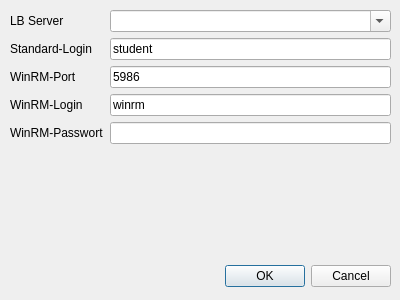
This is ui/configDialog.ui in greenorca/ECMan as Qt 5 draws it before an edit. The edited form follows.
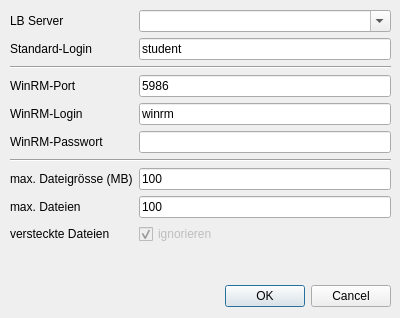
This is the edited form.

Commit message: fertig aus ende. windows pyinstaller build geht nicht (mehr)

The edit to the form file:
```diff
--- a/ui/configDialog.ui
+++ b/ui/configDialog.ui
@@ -7,7 +7,7 @@
     <x>0</x>
     <y>0</y>
     <width>400</width>
-    <height>300</height>
+    <height>318</height>
    </rect>
   </property>
   <property name="windowTitle">
@@ -16,9 +16,9 @@
   <widget class="QDialogButtonBox" name="buttonBox">
    <property name="geometry">
     <rect>
-     <x>50</x>
-     <y>260</y>
-     <width>341</width>
+     <x>10</x>
+     <y>280</y>
+     <width>381</width>
      <height>32</height>
     </rect>
    </property>
@@ -35,7 +35,7 @@
      <x>10</x>
      <y>10</y>
      <width>381</width>
-     <height>241</height>
+     <height>268</height>
     </rect>
    </property>
    <layout class="QFormLayout" name="formLayout">
@@ -71,13 +71,27 @@
      </widget>
     </item>
     <item row="3" column="0">
+     <widget class="QLabel" name="label_5">
+      <property name="text">
+       <string>WinRM-Port</string>
+      </property>
+     </widget>
+    </item>
+    <item row="3" column="1">
+     <widget class="QLineEdit" name="lineEdit_winRmPort">
+      <property name="text">
+       <string>5986</string>
+      </property>
+     </widget>
+    </item>
+    <item row="4" column="0">
      <widget class="QLabel" name="label_3">
       <property name="text">
        <string>WinRM-Login</string>
       </property>
      </widget>
     </item>
-    <item row="3" column="1">
+    <item row="4" column="1">
      <widget class="QLineEdit" name="lineEdit_winRmUser">
       <property name="toolTip">
        <string>Benutzername für Remotezugriff (wie im Konfigskript für Client-PCs)</string>
@@ -87,14 +101,14 @@
       </property>
      </widget>
     </item>
-    <item row="4" column="0">
+    <item row="5" column="0">
      <widget class="QLabel" name="label_4">
       <property name="text">
        <string>WinRM-Passwort</string>
       </property>
      </widget>
     </item>
-    <item row="4" column="1">
+    <item row="5" column="1">
      <widget class="QLineEdit" name="lineEdit_winRmPwd">
       <property name="toolTip">
        <string>Passwort für Remotezugriff (wie im Konfigskript für Client-PCs)</string>
@@ -102,19 +116,82 @@
       <property name="inputMethodHints">
        <set>Qt::ImhSensitiveData</set>
       </property>
+      <property name="text">
+       <string/>
+      </property>
+      <property name="echoMode">
+       <enum>QLineEdit::Password</enum>
+      </property>
      </widget>
     </item>
-    <item row="2" column="0">
-     <widget class="QLabel" name="label_5">
+    <item row="7" column="0">
+     <widget class="QLabel" name="label_6">
+      <property name="toolTip">
+       <string>Hier Limite für die maximale Dateigrösse der Lösungsdaten setzen.</string>
+      </property>
       <property name="text">
-       <string>WinRM-Port</string>
+       <string>max. Dateigrösse (MB)</string>
       </property>
      </widget>
     </item>
-    <item row="2" column="1">
-     <widget class="QLineEdit" name="lineEdit_winRmPort">
+    <item row="7" column="1">
+     <widget class="QLineEdit" name="lineEdit_MaxFileSize">
       <property name="text">
-       <string>5986</string>
+       <string>100</string>
+      </property>
+     </widget>
+    </item>
+    <item row="8" column="0">
+     <widget class="QLabel" name="label_7">
+      <property name="toolTip">
+       <string>Hier Limite für die maximale Anzahl Lösungsdateien setzen.</string>
+      </property>
+      <property name="text">
+       <string>max. Dateien</string>
+      </property>
+     </widget>
+    </item>
+    <item row="8" column="1">
+     <widget class="QLineEdit" name="lineEdit_MaxFiles">
+      <property name="text">
+       <string>100</string>
+      </property>
+     </widget>
+    </item>
+    <item row="9" column="0">
+     <widget class="QLabel" name="label_8">
+      <property name="text">
+       <string>versteckte Dateien</string>
+      </property>
+     </widget>
+    </item>
+    <item row="9" column="1">
+     <widget class="QCheckBox" name="checkBox_HiddenFiles">
+      <property name="enabled">
+       <bool>false</bool>
+      </property>
+      <property name="toolTip">
+       <string>versteckte Dateien und Ordner (.*) werden derzeit ignoriert.</string>
+      </property>
+      <property name="text">
+       <string>ignorieren</string>
+      </property>
+      <property name="checked">
+       <bool>true</bool>
+      </property>
+     </widget>
+    </item>
+    <item row="6" column="0" colspan="2">
+     <widget class="Line" name="line">
+      <property name="orientation">
+       <enum>Qt::Horizontal</enum>
+      </property>
+     </widget>
+    </item>
+    <item row="2" column="0" colspan="2">
+     <widget class="Line" name="line_2">
+      <property name="orientation">
+       <enum>Qt::Horizontal</enum>
       </property>
      </widget>
     </item>
```
Left out of the diff: 2 changed lines with no effect on the pictures. The commit also changes 6 other files.
